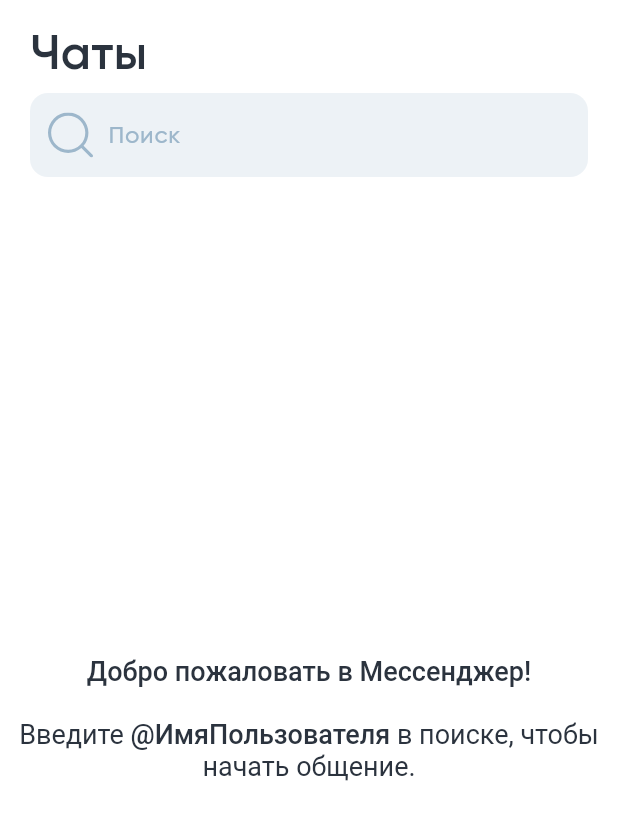
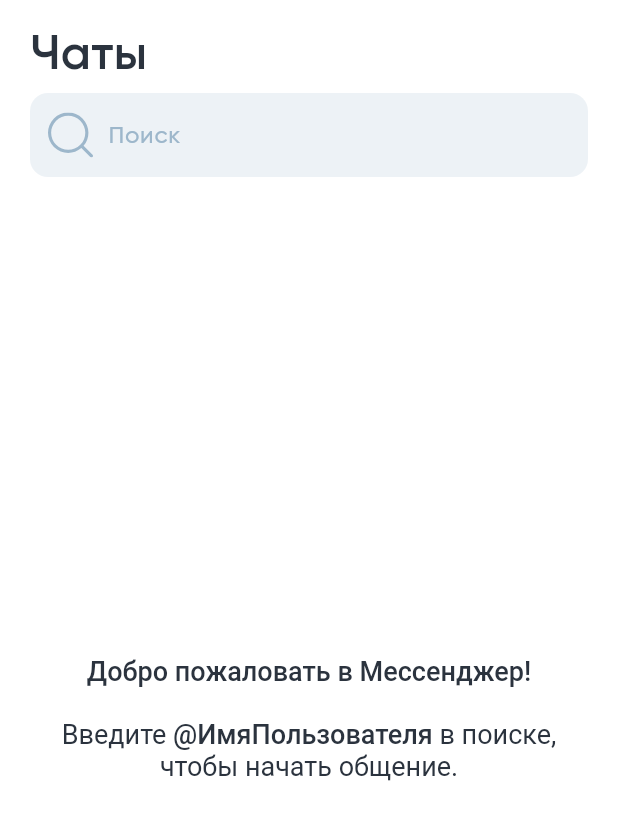
Before and after one commit to Zensonaton/mozz, a Flutter app: the HomeRoute screen opened by its route, on a phone screen of 412 x 824 dp. Shown: the top 820 px of the screen. Run offline on Flutter 3.47's test engine with Material 3 defaults, Android fonts, the phone set to English and light mode, and no system bars; our stand-ins replace dio, flutter_hooks, flutter_svg, gap, go_router, hooks_riverpod and 3 more; accounts and stored records are empty; generated files the repository leaves out were written again.

Commit message:
Padding для сообщения "добро пожаловать в мессенджер".

```diff
--- a/lib/routes/home.dart
+++ b/lib/routes/home.dart
@@ -108,6 +108,10 @@ class HomeRoute extends ConsumerWidget {
               delegate: _SliverHeaderDelegate(),
             ),
             SliverFillRemaining(
+              child: Padding(
+                padding: const EdgeInsets.all(
+                  20,
+                ),
                 child: Center(
                   child: RichText(
                     textAlign: TextAlign.center,
@@ -140,6 +144,7 @@ class HomeRoute extends ConsumerWidget {
                   ),
                 ),
               ),
+            ),
             SliverList.separated(
               itemCount: 100,
               itemBuilder: (BuildContext context, int index) {
```
Lines whose indentation alone changed are shown as unchanged.
